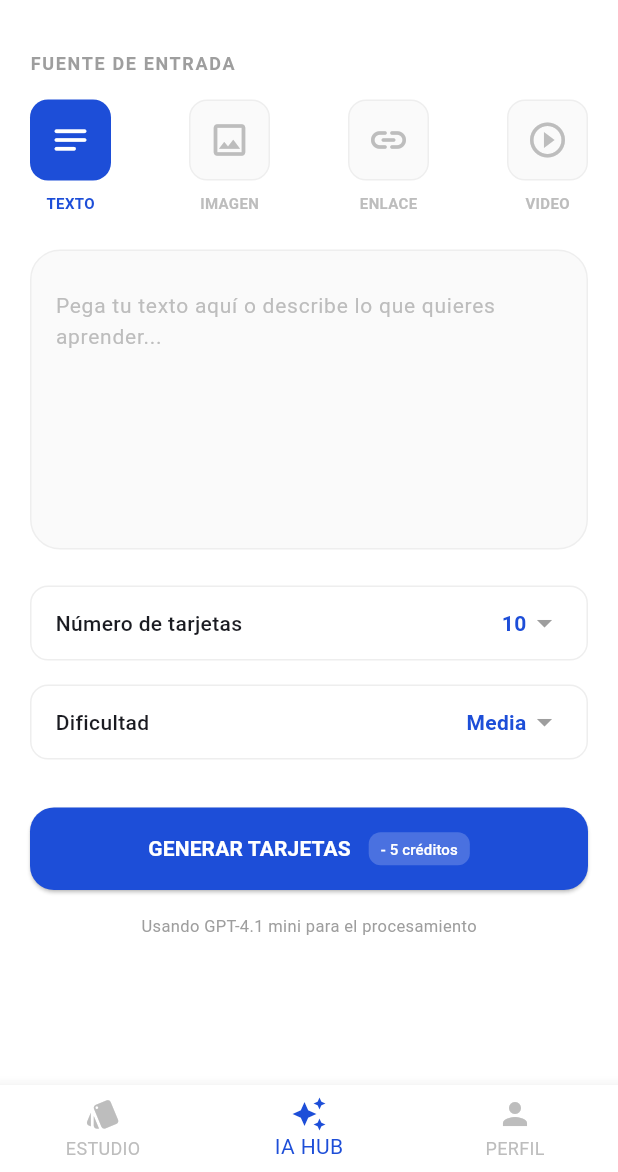
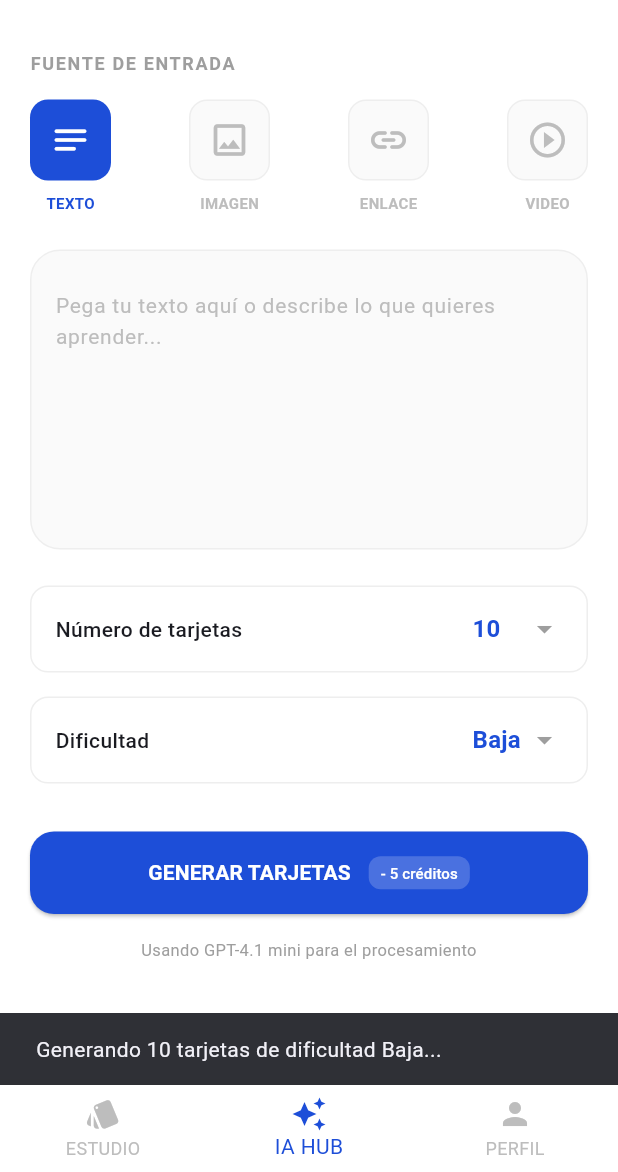
Before and after one commit to alu0101679525/memio_demo, a Flutter app: the screen it shows after launch, item 2 of the bottom bar chosen, after a tap on "GENERAR TARJETAS", on a phone screen of 412 x 824 dp, the part 64-1236 px from its top. Run offline on Flutter 3.47's test engine with Material 3 defaults, Android fonts, the phone set to English and light mode, and no system bars; our stand-ins replace device_preview.

Commit message:
Mejoras pantalla IA Hub

```diff
--- a/lib/screens/ia_hub_screen.dart
+++ b/lib/screens/ia_hub_screen.dart
@@ -9,6 +9,23 @@ class IaHubScreen extends StatefulWidget {
 
 class _IaHubScreenState extends State<IaHubScreen> {
   String selectedSource = 'TEXTO';
+  int selectedCards = 10;
+  String selectedDifficulty = 'Baja';
+
+  // Opciones para los desplegables
+  final List<int> cardOptions = List.generate(10, (index) => (index + 1) * 5); // 5 a 50
+  final List<String> difficultyOptions = ['Baja', 'Media', 'Alta'];
+
+  // Lógica de créditos: 1 crédito cada 2 tarjetas (redondeando hacia arriba)
+  int get creditCost => (selectedCards / 2).ceil();
+
+  String _getHintText() {
+    switch (selectedSource) {
+      case 'ENLACE': return 'Pega el enlace de la web o artículo aquí...';
+      case 'VIDEO': return 'Pega la URL del vídeo aquí...';
+      default: return 'Pega tu texto aquí o describe lo que quieres aprender...';
+    }
+  }
 
   @override
   Widget build(BuildContext context) {
@@ -19,16 +36,10 @@ class _IaHubScreenState extends State<IaHubScreen> {
         children: [
           const Text(
             'FUENTE DE ENTRADA',
-            style: TextStyle(
-              fontSize: 12,
-              fontWeight: FontWeight.bold,
-              color: Colors.grey,
-              letterSpacing: 1.1,
-            ),
+            style: TextStyle(fontSize: 12, fontWeight: FontWeight.bold, color: Colors.grey, letterSpacing: 1.1),
           ),
           const SizedBox(height: 16),
 
-          // Selector de fuentes (Iconos superiores)
           Row(
             mainAxisAlignment: MainAxisAlignment.spaceBetween,
             children: [
@@ -40,39 +51,59 @@ class _IaHubScreenState extends State<IaHubScreen> {
           ),
           const SizedBox(height: 24),
 
-          // Área de entrada principal
-          Container(
-            height: 200,
-            padding: const EdgeInsets.all(16),
-            decoration: BoxDecoration(
-              color: Colors.grey.shade50,
-              borderRadius: BorderRadius.circular(20),
-              border: Border.all(color: Colors.grey.shade200),
-            ),
-            child: TextField(
-              maxLines: null,
-              decoration: InputDecoration(
-                hintText: 'Pega tu texto aquí o describe lo que quieres aprender...',
-                hintStyle: TextStyle(color: Colors.grey.shade400, fontSize: 14),
-                border: InputBorder.none,
-              ),
+          // Área de entrada (texto/imagen)
+          if (selectedSource == 'IMAGEN')
+            _buildImageUploadPlaceholder()
+          else
+            _buildTextFieldArea(),
+
+          const SizedBox(height: 24),
+
+          // Configuración desplegables
+          _buildDropdownContainer(
+            label: 'Número de tarjetas',
+            child: DropdownButton<int>(
+              value: selectedCards,
+              isExpanded: true,
+              underline: const SizedBox(),
+              icon: const Icon(Icons.arrow_drop_down, color: Colors.grey),
+              onChanged: (int? newValue) => setState(() => selectedCards = newValue!),
+              items: cardOptions.map((int value) => DropdownMenuItem(
+                value: value,
+                child: Text('$value', style: const TextStyle(color: Color(0xFF1D4ED8), fontWeight: FontWeight.bold)),
+              )).toList(),
             ),
           ),
-          const SizedBox(height: 24),
 
-          // Configuración (Tarjetas y Dificultad)
-          _buildDropdownOption('Número de tarjetas', '10'),
           const SizedBox(height: 16),
-          _buildDropdownOption('Dificultad', 'Media'),
+
+          _buildDropdownContainer(
+            label: 'Dificultad',
+            child: DropdownButton<String>(
+              value: selectedDifficulty,
+              isExpanded: true,
+              underline: const SizedBox(),
+              icon: const Icon(Icons.arrow_drop_down, color: Colors.grey),
+              onChanged: (String? newValue) => setState(() => selectedDifficulty = newValue!),
+              items: difficultyOptions.map((String value) => DropdownMenuItem(
+                value: value,
+                child: Text(value, style: const TextStyle(color: Color(0xFF1D4ED8), fontWeight: FontWeight.bold)),
+              )).toList(),
+            ),
+          ),
 
           const SizedBox(height: 32),
 
-          // Botón Generar con coste de créditos
+          // Botón Generar Tarjetas
           SizedBox(
             width: double.infinity,
             height: 55,
             child: ElevatedButton(
-              onPressed: () {},
+              onPressed: () {
+                ScaffoldMessenger.of(context).showSnackBar(
+                  SnackBar(content: Text('Generando $selectedCards tarjetas de dificultad $selectedDifficulty...')),
+                );
+              },
               style: ElevatedButton.styleFrom(
                 backgroundColor: const Color(0xFF1D4ED8),
                 shape: RoundedRectangleBorder(borderRadius: BorderRadius.circular(16)),
@@ -80,20 +111,17 @@ class _IaHubScreenState extends State<IaHubScreen> {
               child: Row(
                 mainAxisAlignment: MainAxisAlignment.center,
                 children: [
-                  const Text(
-                    'GENERAR TARJETAS',
-                    style: TextStyle(color: Colors.white, fontWeight: FontWeight.bold),
-                  ),
+                  const Text('GENERAR TARJETAS', style: TextStyle(color: Colors.white, fontWeight: FontWeight.bold)),
                   const SizedBox(width: 12),
                   Container(
                     padding: const EdgeInsets.symmetric(horizontal: 8, vertical: 4),
                     decoration: BoxDecoration(
-                      color: Colors.white.withOpacity(0.2),
+                      color: Colors.white.withValues(alpha: 0.2),
                       borderRadius: BorderRadius.circular(8),
                     ),
-                    child: const Text(
-                      '- 5 créditos',
-                      style: TextStyle(color: Colors.white, fontSize: 10),
+                    child: Text(
+                      '- $creditCost créditos',
+                      style: const TextStyle(color: Colors.white, fontSize: 10),
                     ),
                   ),
                 ],
@@ -102,19 +130,31 @@ class _IaHubScreenState extends State<IaHubScreen> {
           ),
 
           const SizedBox(height: 16),
-          // Info del modelo
-          const Center(
-            child: Text(
-              'Usando GPT-4.1 mini para el procesamiento',
-              style: TextStyle(color: Colors.grey, fontSize: 11),
-            ),
-          ),
+          Center(child: Text('Usando GPT-4.1 mini para el procesamiento', style: const TextStyle(color: Colors.grey, fontSize: 11), textAlign: TextAlign.center)),
         ],
       ),
     );
   }
 
-  // Widget para las opciones de fuente (Texto, Imagen, etc.)
+  // Contenedor para los desplegables
+  Widget _buildDropdownContainer({required String label, required Widget child}) {
+    return Container(
+      padding: const EdgeInsets.symmetric(horizontal: 16, vertical: 4),
+      decoration: BoxDecoration(
+        color: Colors.white,
+        borderRadius: BorderRadius.circular(12),
+        border: Border.all(color: Colors.grey.shade200),
+      ),
+      child: Row(
+        children: [
+          Text(label, style: const TextStyle(fontSize: 14, fontWeight: FontWeight.w500)),
+          const Spacer(),
+          SizedBox(width: 60, child: child),
+        ],
+      ),
+    );
+  }
+
   Widget _buildSourceOption(String label, IconData icon) {
     bool isSelected = selectedSource == label;
     return GestureDetector(
@@ -131,38 +171,35 @@ class _IaHubScreenState extends State<IaHubScreen> {
             child: Icon(icon, color: isSelected ? Colors.white : Colors.grey.shade400, size: 28),
           ),
           const SizedBox(height: 8),
-          Text(
-            label,
-            style: TextStyle(
-              fontSize: 10,
-              fontWeight: FontWeight.bold,
-              color: isSelected ? const Color(0xFF1D4ED8) : Colors.grey.shade400,
-            ),
-          ),
+          Text(label, style: TextStyle(fontSize: 10, fontWeight: FontWeight.bold, color: isSelected ? const Color(0xFF1D4ED8) : Colors.grey.shade400)),
         ],
       ),
     );
   }
 
-  // Widget para los selectores de configuración
-  Widget _buildDropdownOption(String label, String value) {
+  Widget _buildTextFieldArea() {
     return Container(
-      padding: const EdgeInsets.symmetric(horizontal: 16, vertical: 12),
-      decoration: BoxDecoration(
-        color: Colors.white,
-        borderRadius: BorderRadius.circular(12),
-        border: Border.all(color: Colors.grey.shade200),
+      height: 200,
+      padding: const EdgeInsets.all(16),
+      decoration: BoxDecoration(color: Colors.grey.shade50, borderRadius: BorderRadius.circular(20), border: Border.all(color: Colors.grey.shade200)),
+      child: TextField(
+        maxLines: null,
+        decoration: InputDecoration(hintText: _getHintText(), hintStyle: TextStyle(color: Colors.grey.shade400, fontSize: 14), border: InputBorder.none),
       ),
-      child: Row(
-        mainAxisAlignment: MainAxisAlignment.spaceBetween,
+    );
+  }
+
+  Widget _buildImageUploadPlaceholder() {
+    return Container(
+      height: 200,
+      width: double.infinity,
+      decoration: BoxDecoration(color: Colors.grey.shade50, borderRadius: BorderRadius.circular(20), border: Border.all(color: Colors.grey.shade200)),
+      child: Column(
+        mainAxisAlignment: MainAxisAlignment.center,
         children: [
-          Text(label, style: const TextStyle(fontWeight: FontWeight.w500, fontSize: 14)),
-          Row(
-            children: [
-              Text(value, style: const TextStyle(color: Color(0xFF1D4ED8), fontWeight: FontWeight.bold)),
-              const Icon(Icons.arrow_drop_down, color: Colors.grey),
-            ],
-          ),
+          Icon(Icons.add_a_photo_outlined, size: 40, color: Colors.blue.shade600),
+          const SizedBox(height: 12),
+          const Text('Haz click para insertar una imagen', style: TextStyle(color: Colors.grey, fontSize: 14)),
         ],
       ),
     );
```
